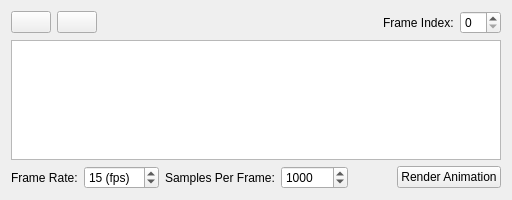
First picture: the form in Source/VoxRender/Interface/animatewidget.ui, repository nagyistoce/voxrender, before the edit.
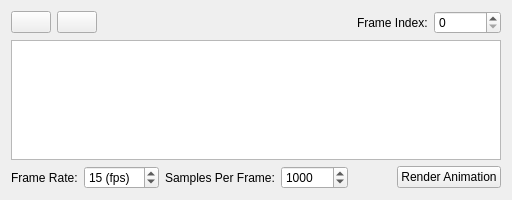
Second picture: the form after the edit. Icons and pictures are not drawn.

```diff
--- a/Source/VoxRender/Interface/animatewidget.ui
+++ b/Source/VoxRender/Interface/animatewidget.ui
@@ -77,7 +77,11 @@
       </widget>
      </item>
      <item>
-      <widget class="QSpinBox" name="spinBox_frame"/>
+      <widget class="QSpinBox" name="spinBox_frame">
+       <property name="maximum">
+        <number>100000</number>
+       </property>
+      </widget>
      </item>
     </layout>
    </item>
```
